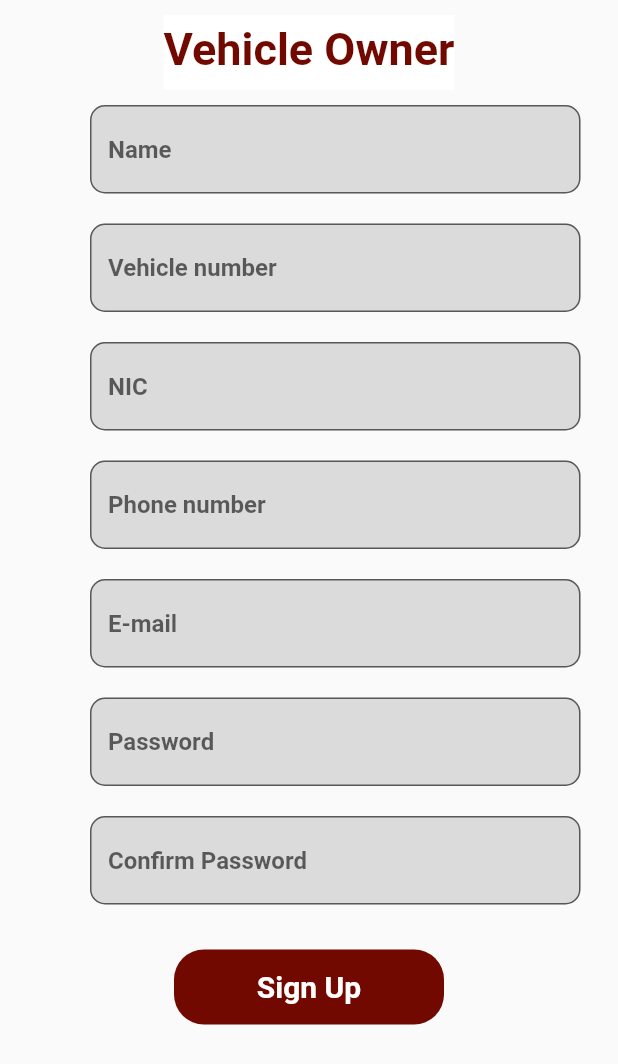
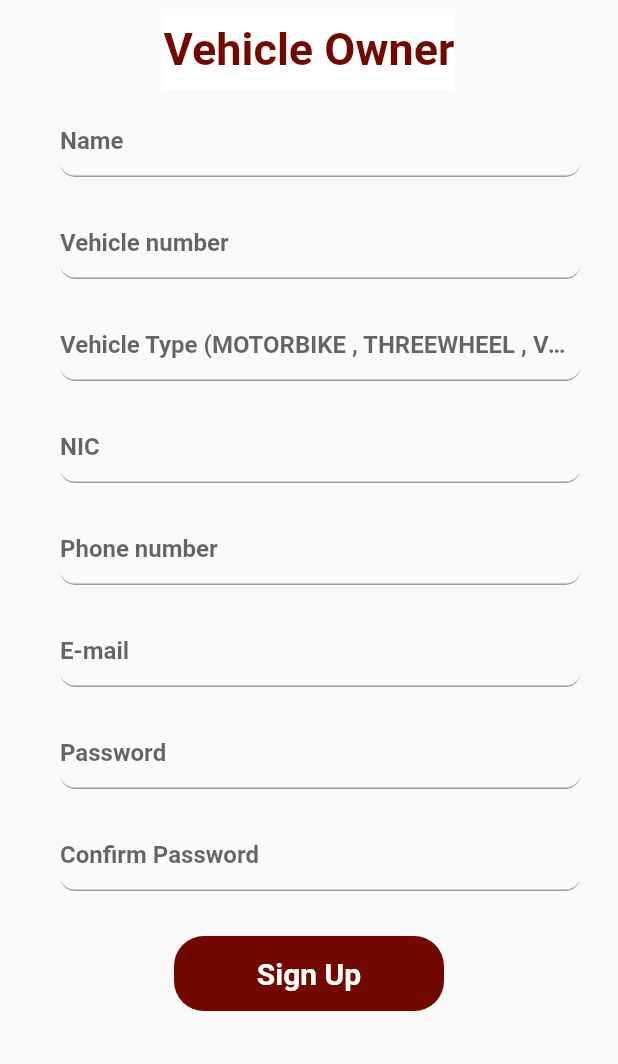
Before and after one commit to Fuel-App-organization/Front_End, a Flutter app: the VehicleRegister screen opened directly, on a phone screen of 412 x 824 dp. Shown: the top 1064 px of the screen. Run offline on Flutter 3.47's test engine with Material 2 defaults, Android fonts, the phone set to English and light mode, and no system bars; our stand-ins replace device_preview.

Commit message:
connect vehicle register to backend

```diff
--- a/lib/Screens/vehicleregister.dart
+++ b/lib/Screens/vehicleregister.dart
@@ -1,10 +1,9 @@
 import 'package:flutter/material.dart';
+import 'package:second/Screens/login.dart';
 
 import 'package:second/Screens/vehicleownerdashboard.dart';
-//import 'package:http/http.dart' as http;
-//import 'package:untitled/screens/user.dart';
-
-//import 'home.dart';
+import 'package:http/http.dart' as http;
+import 'dart:convert';
 
 class VehicleRegister extends StatefulWidget {
   const VehicleRegister({Key? key}) : super(key: key);
@@ -57,14 +56,49 @@ class MyCustomForm extends StatefulWidget {
 
 class _MyCustomFormState extends State<MyCustomForm> {
   final _formKey = GlobalKey<FormState>();
+  final _vname = TextEditingController();
+  final _vehiclenumber = TextEditingController();
+  final _vehicletype = TextEditingController();
+  final _nic = TextEditingController();
+  final _vphonenumber = TextEditingController();
+  final _vemail = TextEditingController();
+  final _vpassword = TextEditingController();
+  final _vrepassword = TextEditingController();
 
-  final items = [
-    'Item 1',
-    'Item 1',
-    'Item 1',
-    'Item 1',
-    'Item 1',
-  ];
+  authenticate(
+    _vname,
+    _vemail,
+    _vphonenumber,
+    _nic,
+    _vehiclenumber,
+    _vehicletype,
+    _vpassword,
+  ) async {
+    var response = await http.post(
+      Uri.parse(
+          'https://fuelapp-backend-production.up.railway.app/api/v1/register_vehicleowner'),
+      headers: <String, String>{
+        'Content-Type': 'application/json; charset=UTF-8',
+      },
+      body: jsonEncode(<String, String>{
+        "name": _vname.text.toString(),
+        "email": _vemail.text.toString(),
+        "phone_number": _vphonenumber.text.toString(),
+        "nic": _nic.text.toString(),
+        "vehicle_number": _vehiclenumber.text.toString(),
+        "vehicle_type": _vehicletype.text.toString(),
+        "password": _vpassword.text.toString(),
+        "role": "VEHICLEOWNER"
+      }),
+    );
+
+    if (response.statusCode == 200) {
+      print('Hooreeyyy!!');
+      Navigator.push(context, MaterialPageRoute(builder: (_) => Login()));
+    } else {
+      print(response.body.toString());
+    }
+  }
 
   @override
   Widget build(BuildContext context) {
@@ -74,20 +108,21 @@ class _MyCustomFormState extends State<MyCustomForm> {
           crossAxisAlignment: CrossAxisAlignment.start,
           children: <Widget>[
             Padding(
-              padding: const EdgeInsets.fromLTRB(60, 10, 25, 10),
+              padding: const EdgeInsets.fromLTRB(40, 10, 25, 10),
               child: TextFormField(
+                controller: _vname,
                 validator: (value) {
                   if (value == null || value.isEmpty) {
                     return 'Please enter your name';
                   }
                   return null;
                 },
-                decoration: InputDecoration(
-                  fillColor: Color.fromARGB(255, 220, 219, 219),
-                  filled: true,
-                  border: OutlineInputBorder(
+                decoration: const InputDecoration(
+                  // fillColor: Color.fromARGB(255, 220, 219, 219),
+                  // filled: true,
+                  border: UnderlineInputBorder(
                     borderSide: BorderSide(
-                        color: Colors.white,
+                        color: Color.fromARGB(255, 8, 8, 8),
                         width: 2.0,
                         style: BorderStyle.solid),
                     borderRadius: BorderRadius.all(Radius.circular(10)),
@@ -98,9 +133,10 @@ class _MyCustomFormState extends State<MyCustomForm> {
               ),
             ),
             Padding(
-              padding: const EdgeInsets.fromLTRB(60, 10, 25, 10),
+              padding: const EdgeInsets.fromLTRB(40, 10, 25, 10),
               //padding: const EdgeInsets.symmetric(horizontal: 30, vertical: 12),
               child: TextFormField(
+                controller: _vehiclenumber,
                 validator: (value) {
                   if (value == null || value.isEmpty) {
                     return 'Please enter your Vehicle number';
@@ -108,9 +144,9 @@ class _MyCustomFormState extends State<MyCustomForm> {
                   return null;
                 },
                 decoration: const InputDecoration(
-                  fillColor: Color.fromARGB(255, 220, 219, 219),
-                  filled: true,
-                  border: OutlineInputBorder(
+                  // fillColor: Color.fromARGB(255, 220, 219, 219),
+                  // filled: true,
+                  border: UnderlineInputBorder(
                     borderRadius: BorderRadius.all(Radius.circular(10)),
                   ),
                   hintText: 'Vehicle number',
@@ -119,8 +155,31 @@ class _MyCustomFormState extends State<MyCustomForm> {
               ),
             ),
             Padding(
-              padding: const EdgeInsets.fromLTRB(60, 10, 25, 10),
+              padding: const EdgeInsets.fromLTRB(40, 10, 25, 10),
               child: TextFormField(
+                controller: _vehicletype,
+                validator: (value) {
+                  if (value == null || value.isEmpty) {
+                    return 'Please enter your Vehicle Type';
+                  }
+                  return null;
+                },
+                decoration: const InputDecoration(
+                  // fillColor: Color.fromARGB(255, 220, 219, 219),
+                  // filled: true,
+                  border: UnderlineInputBorder(
+                    borderRadius: BorderRadius.all(Radius.circular(10)),
+                  ),
+                  hintText:
+                      'Vehicle Type (MOTORBIKE , THREEWHEEL , VAN , LORY , BUS , CAR)',
+                  hintStyle: TextStyle(fontWeight: FontWeight.bold),
+                ),
+              ),
+            ),
+            Padding(
+              padding: const EdgeInsets.fromLTRB(40, 10, 25, 10),
+              child: TextFormField(
+                controller: _nic,
                 validator: (value) {
                   if (value == null || value.isEmpty) {
                     return 'Please enter your NIC';
@@ -128,9 +187,9 @@ class _MyCustomFormState extends State<MyCustomForm> {
                   return null;
                 },
                 decoration: const InputDecoration(
-                  fillColor: Color.fromARGB(255, 220, 219, 219),
-                  filled: true,
-                  border: OutlineInputBorder(
+                  // fillColor: Color.fromARGB(255, 220, 219, 219),
+                  // filled: true,
+                  border: UnderlineInputBorder(
                     borderRadius: BorderRadius.all(Radius.circular(10)),
                   ),
                   hintText: 'NIC',
@@ -139,9 +198,10 @@ class _MyCustomFormState extends State<MyCustomForm> {
               ),
             ),
             Padding(
-              padding: const EdgeInsets.fromLTRB(60, 10, 25, 10),
+              padding: const EdgeInsets.fromLTRB(40, 10, 25, 10),
               //padding: const EdgeInsets.symmetric(horizontal: 30, vertical: 12),
               child: TextFormField(
+                controller: _vphonenumber,
                 validator: (value) {
                   if (value == null || value.isEmpty) {
                     return 'Please enter your phone number';
@@ -149,9 +209,9 @@ class _MyCustomFormState extends State<MyCustomForm> {
                   return null;
                 },
                 decoration: const InputDecoration(
-                  fillColor: Color.fromARGB(255, 220, 219, 219),
-                  filled: true,
-                  border: OutlineInputBorder(
+                  // fillColor: Color.fromARGB(255, 220, 219, 219),
+                  // filled: true,
+                  border: UnderlineInputBorder(
                     borderRadius: BorderRadius.all(Radius.circular(10)),
                   ),
                   hintText: 'Phone number',
@@ -160,8 +220,9 @@ class _MyCustomFormState extends State<MyCustomForm> {
               ),
             ),
             Padding(
-              padding: const EdgeInsets.fromLTRB(60, 10, 25, 10),
+              padding: const EdgeInsets.fromLTRB(40, 10, 25, 10),
               child: TextFormField(
+                controller: _vemail,
                 validator: (value) {
                   if (value == null || value.isEmpty) {
                     return 'Please enter your e-mail';
@@ -174,9 +235,9 @@ class _MyCustomFormState extends State<MyCustomForm> {
                   }
                 },
                 decoration: const InputDecoration(
-                  fillColor: Color.fromARGB(255, 220, 219, 219),
-                  filled: true,
-                  border: OutlineInputBorder(
+                  // fillColor: Color.fromARGB(255, 220, 219, 219),
+                  // filled: true,
+                  border: UnderlineInputBorder(
                     borderRadius: BorderRadius.all(Radius.circular(10)),
                   ),
                   hintText: 'E-mail',
@@ -185,9 +246,10 @@ class _MyCustomFormState extends State<MyCustomForm> {
               ),
             ),
             Padding(
-              padding: const EdgeInsets.fromLTRB(60, 10, 25, 10),
+              padding: const EdgeInsets.fromLTRB(40, 10, 25, 10),
               //padding: const EdgeInsets.symmetric(horizontal: 30, vertical: 12),
               child: TextFormField(
+                controller: _vpassword,
                 obscureText: true,
                 validator: (value) {
                   if (value == null || value.isEmpty) {
@@ -196,9 +258,9 @@ class _MyCustomFormState extends State<MyCustomForm> {
                   return null;
                 },
                 decoration: const InputDecoration(
-                  fillColor: Color.fromARGB(255, 220, 219, 219),
-                  filled: true,
-                  border: OutlineInputBorder(
+                  // fillColor: Color.fromARGB(255, 220, 219, 219),
+                  // filled: true,
+                  border: UnderlineInputBorder(
                     borderRadius: BorderRadius.all(Radius.circular(10)),
                   ),
                   hintText: 'Password',
@@ -207,9 +269,10 @@ class _MyCustomFormState extends State<MyCustomForm> {
               ),
             ),
             Padding(
-              padding: const EdgeInsets.fromLTRB(60, 10, 25, 10),
+              padding: const EdgeInsets.fromLTRB(40, 10, 25, 10),
               //padding: const EdgeInsets.symmetric(horizontal: 30, vertical: 12),
               child: TextFormField(
+                controller: _vrepassword,
                 obscureText: true,
                 validator: (value) {
                   if (value == null || value.isEmpty) {
@@ -218,9 +281,9 @@ class _MyCustomFormState extends State<MyCustomForm> {
                   return null;
                 },
                 decoration: const InputDecoration(
-                  fillColor: Color.fromARGB(255, 220, 219, 219),
-                  filled: true,
-                  border: OutlineInputBorder(
+                  // fillColor: Color.fromARGB(255, 220, 219, 219),
+                  // filled: true,
+                  border: UnderlineInputBorder(
                     borderRadius: BorderRadius.all(Radius.circular(10)),
                   ),
                   hintText: 'Confirm Password',
@@ -241,14 +304,20 @@ class _MyCustomFormState extends State<MyCustomForm> {
                       color: Color.fromARGB(255, 114, 9, 1),
                       borderRadius: BorderRadius.circular(20)),
                   child: TextButton(
-                    onPressed: () {
+                    //
+                    onPressed: (() {
                       if (_formKey.currentState!.validate()) {
-                        Navigator.push(
-                            context,
-                            MaterialPageRoute(
-                                builder: (_) => VehicleOwnerDashBoard()));
+                        authenticate(
+                          _vname,
+                          _vemail,
+                          _vphonenumber,
+                          _nic,
+                          _vehiclenumber,
+                          _vehicletype,
+                          _vpassword,
+                        );
                       }
-                    },
+                    }),
                     child: Text(
                       'Sign Up',
                       style: TextStyle(
```
